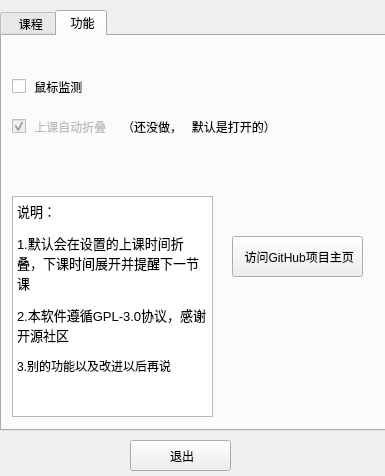
First picture: the form in dialog.ui, repository yyngfive/schedule, before the edit.
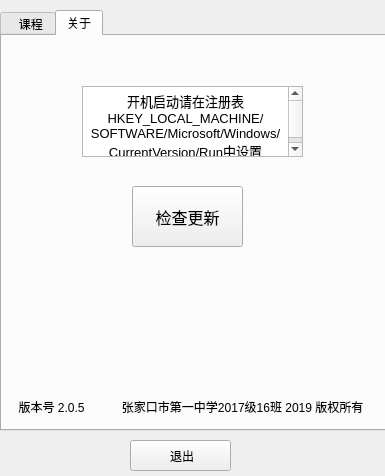
Second picture: the form after the edit.

Commit message: 更新一下

The edit to the form file:
```diff
--- a/dialog.ui
+++ b/dialog.ui
@@ -199,28 +199,73 @@
    </widget>
    <widget class="QWidget" name="tab_8">
     <attribute name="title">
-     <string> 功能</string>
+     <string>关于</string>
     </attribute>
-    <widget class="QCheckBox" name="checkBox">
+    <widget class="QPushButton" name="pushButton_5">
      <property name="geometry">
       <rect>
-       <x>10</x>
-       <y>20</y>
-       <width>231</width>
+       <x>130</x>
+       <y>150</y>
+       <width>111</width>
        <height>61</height>
       </rect>
      </property>
+     <property name="font">
+      <font>
+       <family>微软雅黑</family>
+       <pointsize>12</pointsize>
+      </font>
+     </property>
      <property name="text">
-      <string> 鼠标监测</string>
+      <string>检查更新</string>
      </property>
     </widget>
-    <widget class="QTextBrowser" name="textBrowser">
+    <widget class="QLabel" name="label">
+     <property name="geometry">
+      <rect>
+       <x>110</x>
+       <y>350</y>
+       <width>261</width>
+       <height>41</height>
+      </rect>
+     </property>
+     <property name="text">
+      <string>   张家口市第一中学2017级16班 2019 版权所有 </string>
+     </property>
+    </widget>
+    <widget class="QLabel" name="label_2">
      <property name="geometry">
       <rect>
        <x>10</x>
-       <y>160</y>
-       <width>201</width>
-       <height>221</height>
+       <y>350</y>
+       <width>101</width>
+       <height>41</height>
+      </rect>
+     </property>
+     <property name="text">
+      <string>  版本号 2.0.5</string>
+     </property>
+    </widget>
+    <widget class="QLabel" name="label_3">
+     <property name="geometry">
+      <rect>
+       <x>20</x>
+       <y>310</y>
+       <width>311</width>
+       <height>31</height>
+      </rect>
+     </property>
+     <property name="text">
+      <string/>
+     </property>
+    </widget>
+    <widget class="QTextEdit" name="textEdit">
+     <property name="geometry">
+      <rect>
+       <x>80</x>
+       <y>50</y>
+       <width>221</width>
+       <height>71</height>
       </rect>
      </property>
      <property name="html">
@@ -228,55 +273,7 @@
 &lt;html&gt;&lt;head&gt;&lt;meta name=&quot;qrichtext&quot; content=&quot;1&quot; /&gt;&lt;style type=&quot;text/css&quot;&gt;
 p, li { white-space: pre-wrap; }
 &lt;/style&gt;&lt;/head&gt;&lt;body style=&quot; font-family:'SimSun'; font-size:9pt; font-weight:400; font-style:normal;&quot;&gt;
-&lt;p style=&quot; margin-top:12px; margin-bottom:12px; margin-left:0px; margin-right:0px; -qt-block-indent:0; text-indent:0px;&quot;&gt;&lt;span style=&quot; font-size:10pt;&quot;&gt;说明：&lt;/span&gt;&lt;/p&gt;
-&lt;p style=&quot; margin-top:12px; margin-bottom:12px; margin-left:0px; margin-right:0px; -qt-block-indent:0; text-indent:0px;&quot;&gt;&lt;span style=&quot; font-size:10pt;&quot;&gt;1.默认会在设置的上课时间折叠，下课时间展开并提醒下一节课&lt;/span&gt;&lt;/p&gt;
-&lt;p style=&quot; margin-top:12px; margin-bottom:12px; margin-left:0px; margin-right:0px; -qt-block-indent:0; text-indent:0px;&quot;&gt;&lt;span style=&quot; font-size:10pt;&quot;&gt;2.本软件遵循GPL-3.0协议，感谢开源社区&lt;/span&gt;&lt;/p&gt;
-&lt;p style=&quot; margin-top:12px; margin-bottom:12px; margin-left:0px; margin-right:0px; -qt-block-indent:0; text-indent:0px;&quot;&gt;&lt;span style=&quot; color:#000000;&quot;&gt;3.别的功能以及改进以后再说&lt;/span&gt;&lt;/p&gt;&lt;/body&gt;&lt;/html&gt;</string>
-     </property>
-    </widget>
-    <widget class="QCheckBox" name="checkBox_2">
-     <property name="enabled">
-      <bool>false</bool>
-     </property>
-     <property name="geometry">
-      <rect>
-       <x>10</x>
-       <y>70</y>
-       <width>271</width>
-       <height>41</height>
-      </rect>
-     </property>
-     <property name="text">
-      <string> 上课自动折叠</string>
-     </property>
-     <property name="checked">
-      <bool>true</bool>
-     </property>
-    </widget>
-    <widget class="QLabel" name="label">
-     <property name="geometry">
-      <rect>
-       <x>120</x>
-       <y>80</y>
-       <width>191</width>
-       <height>21</height>
-      </rect>
-     </property>
-     <property name="text">
-      <string>（还没做，   默认是打开的）</string>
-     </property>
-    </widget>
-    <widget class="QPushButton" name="pushButton_5">
-     <property name="geometry">
-      <rect>
-       <x>230</x>
-       <y>200</y>
-       <width>131</width>
-       <height>41</height>
-      </rect>
-     </property>
-     <property name="text">
-      <string> 访问GitHub项目主页</string>
+&lt;p align=&quot;center&quot; style=&quot; margin-top:12px; margin-bottom:12px; margin-left:0px; margin-right:0px; -qt-block-indent:0; text-indent:0px;&quot;&gt;&lt;span style=&quot; font-size:10pt;&quot;&gt;开机启动请在注册表HKEY_LOCAL_MACHINE/SOFTWARE/Microsoft/Windows/CurrentVersion/Run中设置&lt;/span&gt;&lt;/p&gt;&lt;/body&gt;&lt;/html&gt;</string>
      </property>
     </widget>
    </widget>
```
Left out of the diff: 30 changed lines with no effect on the pictures. The commit also changes 7 other files.
